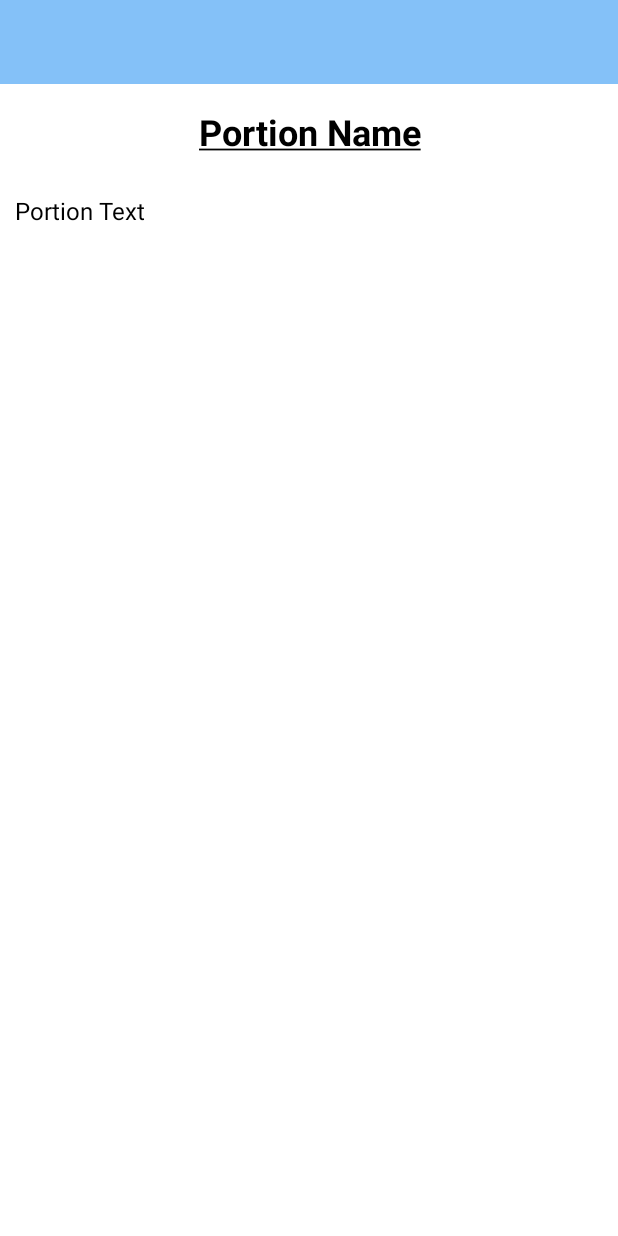
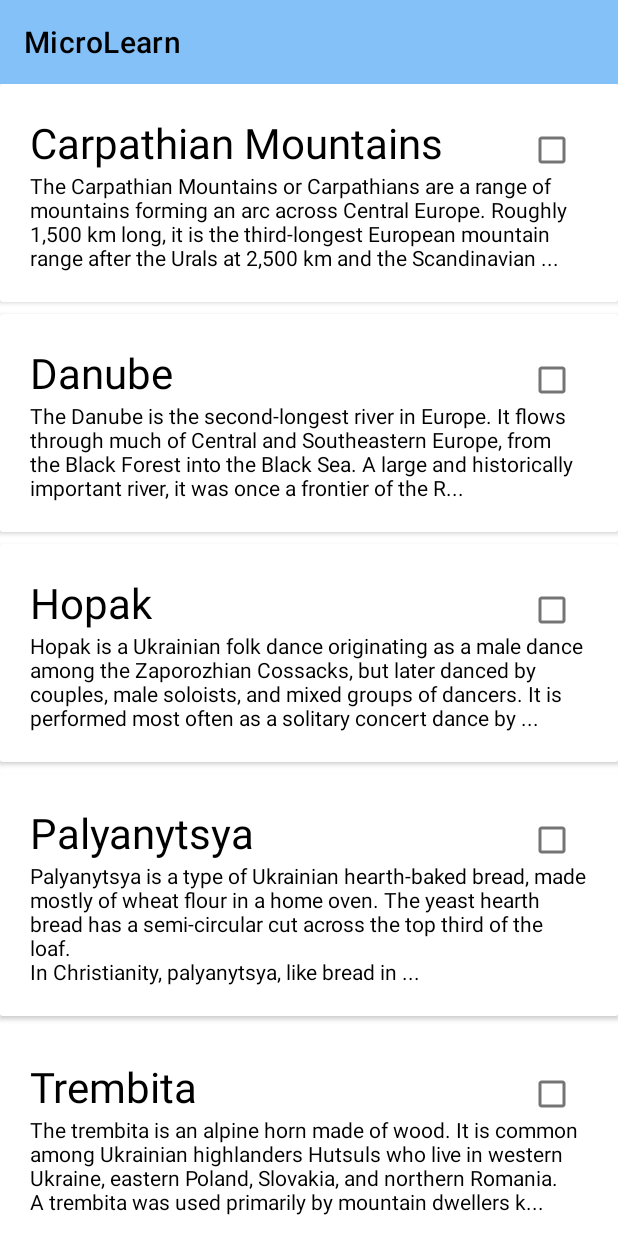
Before and after one commit to KaterynaMiasnikova/MicroLearn, an Android app: the screen it shows after launch (PortionActivity before the commit, PortionListActivity after it), on a phone screen of 412 x 824 dp. Run offline under Robolectric (Android 15) with nearby library versions, the phone set to English and light mode, and no system bars; our stand-ins replace Timber; 2 statements that could not run were skipped.

Commit message:
v0.2 - portion list

```diff
--- /dev/null
+++ b/app/src/main/java/kd/microlearn/activities/PortionListActivity.kt
@@ -0,0 +1,76 @@
+package kd.microlearn.activities
+
+import android.app.Activity
+import android.content.Intent
+import androidx.appcompat.app.AppCompatActivity
+import android.os.Bundle
+import android.view.Menu
+import android.view.MenuItem
+import androidx.activity.result.contract.ActivityResultContracts
+import androidx.recyclerview.widget.LinearLayoutManager
+import kd.microlearn.R
+import kd.microlearn.adapters.PortionAdapter
+import kd.microlearn.adapters.PortionListener
+import kd.microlearn.databinding.ActivityPortionListBinding
+import kd.microlearn.main.MainApp
+import kd.microlearn.models.PortionModel
+
+class PortionListActivity : AppCompatActivity(), PortionListener {
+    lateinit var app: MainApp
+    private lateinit var binding: ActivityPortionListBinding
+
+    override fun onCreate(savedInstanceState: Bundle?) {
+        super.onCreate(savedInstanceState)
+        binding = ActivityPortionListBinding.inflate(layoutInflater)
+        setContentView(binding.root)
+        binding.toolbar.title = title
+        setSupportActionBar(binding.toolbar)
+
+        app = application as MainApp
+
+        val layoutManager = LinearLayoutManager(this)
+        binding.recyclerView.layoutManager = layoutManager
+        binding.recyclerView.adapter = PortionAdapter(app.portions.findAll(), this)
+    }
+
+    override fun onCreateOptionsMenu(menu: Menu): Boolean {
+        menuInflater.inflate(R.menu.menu_main, menu)
+        return super.onCreateOptionsMenu(menu)
+    }
+
+    /*override fun onOptionsItemSelected(item: MenuItem): Boolean {
+        when (item.itemId) {
+            R.id.item_add -> {
+                val launcherIntent = Intent(this, PortionActivity::class.java)
+                getResult.launch(launcherIntent)
+            }
+        }
+        return super.onOptionsItemSelected(item)
+    }*/
+
+    override fun onPortionClick(portion: PortionModel) {
+        val launcherIntent = Intent(this, PortionActivity::class.java)
+        launcherIntent.putExtra("portion_show", portion)
+        getClickResult.launch(launcherIntent)
+    }
+
+    private val getResult =
+        registerForActivityResult(
+            ActivityResultContracts.StartActivityForResult()
+        ) {
+            if (it.resultCode == Activity.RESULT_OK) {
+                (binding.recyclerView.adapter)?.
+                notifyItemRangeChanged(0, app.portions.findAll().size)
+            }
+        }
+
+    private val getClickResult =
+        registerForActivityResult(
+            ActivityResultContracts.StartActivityForResult()
+        ) {
+            if (it.resultCode == Activity.RESULT_OK) {
+                (binding.recyclerView.adapter)?.
+                notifyItemRangeChanged(0,app.portions.findAll().size)
+            }
+        }
+}
--- /dev/null
+++ b/app/src/main/java/kd/microlearn/adapters/PortionAdapter.kt
@@ -0,0 +1,39 @@
+package kd.microlearn.adapters
+
+import android.view.LayoutInflater
+import android.view.ViewGroup
+import androidx.recyclerview.widget.RecyclerView
+import kd.microlearn.databinding.CardPortionBinding
+import kd.microlearn.models.PortionModel
+
+interface PortionListener {
+    fun onPortionClick(portion: PortionModel)
+}
+
+class PortionAdapter constructor(private var portions: List<PortionModel>,
+                                 private val listener: PortionListener) :
+    RecyclerView.Adapter<PortionAdapter.MainHolder>() {
+
+    override fun onCreateViewHolder(parent: ViewGroup, viewType: Int): MainHolder {
+        val binding = CardPortionBinding.inflate(LayoutInflater.from(parent.context), parent, false)
+        return MainHolder(binding)
+    }
+
+    override fun onBindViewHolder(holder: MainHolder, position: Int) {
+        val portion = portions[holder.adapterPosition]
+        holder.bind(portion, listener)
+    }
+
+    override fun getItemCount(): Int = portions.size
+
+    class MainHolder(private val binding : CardPortionBinding) :
+        RecyclerView.ViewHolder(binding.root) {
+
+        fun bind(portion: PortionModel, listener : PortionListener) {
+            binding.portionTitle.text = portion.p_title
+            binding.portionText.text = buildString { append(portion.p_text.take(223))
+                                                     append("...") }
+            binding.root.setOnClickListener { listener.onPortionClick(portion) }
+        }
+    }
+}
--- /dev/null
+++ b/app/src/main/java/kd/microlearn/main/MainApp.kt
@@ -0,0 +1,24 @@
+package kd.microlearn.main
+import android.app.Application
+import kd.microlearn.models.PortionMemStore
+import kd.microlearn.models.PortionModel
+import timber.log.Timber
+import timber.log.Timber.i
+
+class MainApp  : Application() {
+
+    val portions = PortionMemStore()
+
+    override fun onCreate() {
+        super.onCreate()
+        Timber.plant(Timber.DebugTree())
+        i("Placemark started")
+        portions.create(PortionModel(1,"Carpathian Mountains", "The Carpathian Mountains or Carpathians are a range of mountains forming an arc across Central Europe. Roughly 1,500 km long, it is the third-longest European mountain range after the Urals at 2,500 km and the Scandinavian Mountains at 1,700 km. The range stretches from the far eastern Czech Republic (3%) and Austria (1%) in the northwest through Slovakia (21%), Poland (10%), Ukraine (10%), Romania (50%) to Serbia (5%) in the south. The highest range within the Carpathians is known as the Tatra mountains in Slovakia and Poland, where the highest peaks exceed 2,600 m. The second-highest range is the Southern Carpathians in Romania, where the highest peaks range between 2,500 m and 2,550 m.", "Mountains"))
+        portions.create(PortionModel(2,"Danube", "The Danube is the second-longest river in Europe. It flows through much of Central and Southeastern Europe, from the Black Forest into the Black Sea. A large and historically important river, it was once a frontier of the Roman Empire and today connects ten European countries, running through their territories or being a border. Originating in Germany, the Danube flows southeast for 2,850 km, passing through or bordering Austria, Slovakia, Hungary, Croatia, Serbia, Romania, Bulgaria, Moldova, and Ukraine. Among the many cities on the river are 4 capitals: Vienna, Budapest, Belgrade and Bratislava. Its drainage basin amounts to 817 000 km² and extends into nine more countries.", "Rivers"))
+        portions.create(PortionModel(3,"Hopak", "Hopak is a Ukrainian folk dance originating as a male dance among the Zaporozhian Cossacks, but later danced by couples, male soloists, and mixed groups of dancers. It is performed most often as a solitary concert dance by amateur and professional Ukrainian dance ensembles, as well as other performers of folk dances. It has also been incorporated into larger artistic opuses such as operas, ballets and theatre.\nThe hopak is often popularly referred to as the \"National Dance of Ukraine\" and has become very popular in Poland. There are similar folkloric dance tunes known as Sirmpa in Leros, Greece.", "Dances"))
+        portions.create(PortionModel(4,"Palyanytsya", "Palyanytsya is a type of Ukrainian hearth-baked bread, made mostly of wheat flour in a home oven. The yeast hearth bread has a semi-circular cut across the top third of the loaf.\nIn Christianity, palyanytsya, like bread in general, symbolizes happiness and can represent well-being, the body of God, affection, hospitality and security. Palyanytsya can also be interpreted as a symbol of the sun.\nAccording to popular belief, you should not eat a piece of palyanytsya after another person, as doing so will take away their happiness. It is also unlucky to leave a piece uneaten; and eating bread behind another person's back will \"eat\" their strength.", "International cuisine"))
+        portions.create(PortionModel(5,"Trembita", "The trembita is an alpine horn made of wood. It is common among Ukrainian highlanders Hutsuls who live in western Ukraine, eastern Poland, Slovakia, and northern Romania.\nA trembita was used primarily by mountain dwellers known as Hutsuls and Gorals in the Carpathians, it was used as a signaling device to announce deaths, funerals, weddings.\nThe tube is made from a long straight piece of pine or spruce (preferably one that has been struck by lightning) which is split in two in order to carve out the core. The halves are once again joined together and then wrapped in birch bark or osier rings. It is also used by shepherds for signaling and communication in the forested mountains and for guiding sheep and dogs. The trembita has a timbre that is much brighter than that of the alpenhorn due to its narrow bore and very minor flare.", "Musical instruments"))
+        portions.create(PortionModel(6,"Kobza", "The kobza, also called bandurka, is a Ukrainian folk music instrument of the lute family, a relative of the Central European mandora. The term kobza however, has also been applied to a number of other Eastern European instruments distinct from the Ukrainian kobza.\nThe term kobza is of Turkic origin and is related to the terms kobyz and komuz, thought to have been introduced into the Ukrainian language in the 13th century with the migration of a sizable group of Turkic people from Abkhazia settling in the Poltava region. It was usually played by a bard or minstrel known as a kobzar (occasionally in earlier times a kobeznik), who accompanies his recitation of epic poetry called duma in Ukrainian.", "Musical instruments"))
+        portions.create(PortionModel(7,"Arsenalna (Kyiv Metro)", "Arsenalna is a station on Kyiv Metro’s Sviatoshynsko-Brovarska Line. The station was opened along with the first stage and is currently the deepest station in the world at 105.5 metres. This is attributed to Kyiv’s geography, where the high bank of the Dnipro River rises above the rest of the city. Also unusual is the station’s design, which lacks a central concourse and is thus similar in layout to stations on the London Underground.\nSince 1986, the station has the status of \"architectural monument of local significance\".", "Public transport"))
+    }
+}
--- /dev/null
+++ b/app/src/main/java/kd/microlearn/models/PortionMemStore.kt
@@ -0,0 +1,37 @@
+package kd.microlearn.models
+
+import timber.log.Timber.i
+
+var lastId = 0L
+
+internal fun getId(): Long {
+    return lastId++
+}
+
+class PortionMemStore : PortionStore {
+
+    val portions = ArrayList<PortionModel>()
+
+    override fun findAll(): List<PortionModel> {
+        return portions
+    }
+
+    override fun create(portion: PortionModel) {
+        portion.id = getId()
+        portions.add(portion)
+        logAll()
+    }
+
+    override fun update(portion: PortionModel) {
+        val foundPlacemark: PortionModel? = portions.find { p -> p.id == portion.id }
+        if (foundPlacemark != null) {
+            foundPlacemark.p_title = portion.p_title
+            foundPlacemark.p_text = portion.p_text
+            logAll()
+        }
+    }
+
+    private fun logAll() {
+        portions.forEach { i("$it") }
+    }
+}
--- a/app/src/main/java/kd/microlearn/models/PortionModel.kt
+++ b/app/src/main/java/kd/microlearn/models/PortionModel.kt
@@ -1,3 +1,7 @@
 package kd.microlearn.models
 
-data class PortionModel(var p_title: String = "", var p_text: String = "")
+import android.os.Parcelable
+import kotlinx.parcelize.Parcelize
+
+@Parcelize
+data class PortionModel(var id: Long = 0, var p_title: String = "", var p_text: String = "", var p_theme: String = "") : Parcelable
--- /dev/null
+++ b/app/src/main/java/kd/microlearn/models/PortionStore.kt
@@ -0,0 +1,7 @@
+package kd.microlearn.models
+
+interface PortionStore {
+    fun findAll(): List<PortionModel>
+    fun create(portion: PortionModel)
+    fun update(portion: PortionModel)
+}
--- /dev/null
+++ b/app/src/main/res/layout/activity_portion_list.xml
@@ -0,0 +1,31 @@
+<?xml version="1.0" encoding="utf-8"?>
+<androidx.coordinatorlayout.widget.CoordinatorLayout xmlns:android="http://schemas.android.com/apk/res/android"
+    xmlns:app="http://schemas.android.com/apk/res-auto"
+    xmlns:tools="http://schemas.android.com/tools"
+    android:layout_width="match_parent"
+    android:layout_height="match_parent"
+    tools:context=".activities.PortionListActivity">
+
+    <com.google.android.material.appbar.AppBarLayout
+        android:layout_width="match_parent"
+        android:layout_height="wrap_content"
+        android:background="@color/main_blue"
+        android:fitsSystemWindows="true"
+        app:elevation="0dip"
+        app:theme="@style/ThemeOverlay.AppCompat.Dark.ActionBar">
+
+        <androidx.appcompat.widget.Toolbar
+            android:id="@+id/toolbar"
+            android:layout_width="match_parent"
+            android:layout_height="wrap_content"
+            app:titleTextColor="@color/black" />
+    </com.google.android.material.appbar.AppBarLayout>
+
+    <androidx.recyclerview.widget.RecyclerView
+        android:id="@+id/recyclerView"
+        android:layout_width="match_parent"
+        android:layout_height="match_parent"
+        android:scrollbars="vertical"
+        app:layout_behavior="@string/appbar_scrolling_view_behavior" />
+
+</androidx.coordinatorlayout.widget.CoordinatorLayout>
--- /dev/null
+++ b/app/src/main/res/layout/card_portion.xml
@@ -0,0 +1,45 @@
+<?xml version="1.0" encoding="utf-8"?>
+<androidx.cardview.widget.CardView xmlns:android="http://schemas.android.com/apk/res/android"
+    xmlns:tools="http://schemas.android.com/tools"
+    android:layout_width="match_parent"
+    android:layout_height="wrap_content"
+    android:layout_marginBottom="8dp"
+    android:elevation="24dp"
+    android:outlineAmbientShadowColor="@color/minor_green"
+    android:outlineProvider="bounds">
+
+    <RelativeLayout
+        android:layout_width="match_parent"
+        android:layout_height="wrap_content"
+        android:layout_margin="10dp"
+        android:outlineAmbientShadowColor="@color/minor_green"
+        android:padding="10dp">
+
+        <CheckBox
+            android:id="@+id/checkBox"
+            android:layout_width="wrap_content"
+            android:layout_height="wrap_content"
+            android:layout_alignParentEnd="true"
+            android:layout_marginEnd="0dp" />
+
+        <TextView
+            android:id="@+id/portionTitle"
+            android:layout_width="wrap_content"
+            android:layout_height="wrap_content"
+            android:layout_alignParentTop="true"
+            android:maxWidth="320dp"
+            android:textColor="@color/black"
+            android:textSize="28sp"
+            tools:text="A Title" />
+
+        <TextView
+            android:id="@+id/portion_text"
+            android:layout_width="wrap_content"
+            android:layout_height="wrap_content"
+            android:layout_below="@id/portionTitle"
+            android:textColor="@color/black"
+            tools:text="A Description" />
+
+
+    </RelativeLayout>
+</androidx.cardview.widget.CardView>
--- /dev/null
+++ b/app/src/main/res/menu/menu_main.xml
@@ -0,0 +1,5 @@
+<?xml version="1.0" encoding="utf-8"?>
+<menu xmlns:android="http://schemas.android.com/apk/res/android"
+    xmlns:app="http://schemas.android.com/apk/res-auto">
+
+</menu>
--- a/app/src/main/res/values/strings.xml
+++ b/app/src/main/res/values/strings.xml
@@ -11,4 +11,6 @@
     <string name="theme_choose_label">Choose the topic or write the another one that you are interested in and we will see if we can provide it.</string>
     <string name="theme_time">Time of receiving a daily article</string>
     <string name="account">Account</string>
+    <string name="show_underlined"><u>%s</u></string>
+    <string name="back">Back</string>
 </resources>
```
Also changed, not shown: app/build.gradle (+4 -3 lines), app/src/main/AndroidManifest.xml (+9 -1 lines), app/src/main/java/kd/microlearn/activities/PortionActivity.kt (+27 -5 lines), app/src/main/res/menu/menu_portion.xml (added, +11 -0 lines), 1 other file.
